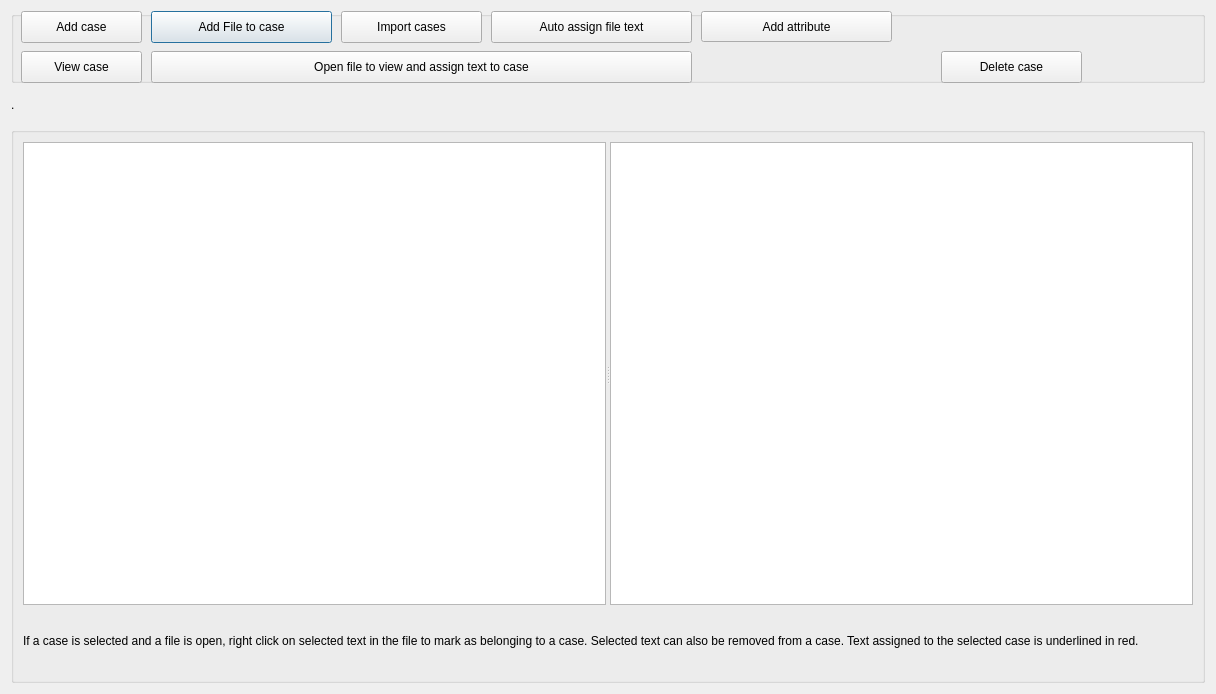
First picture: the form in GUI_UIs/ui_dialog_cases.ui, repository ccbogel/QualCoder, before the edit.
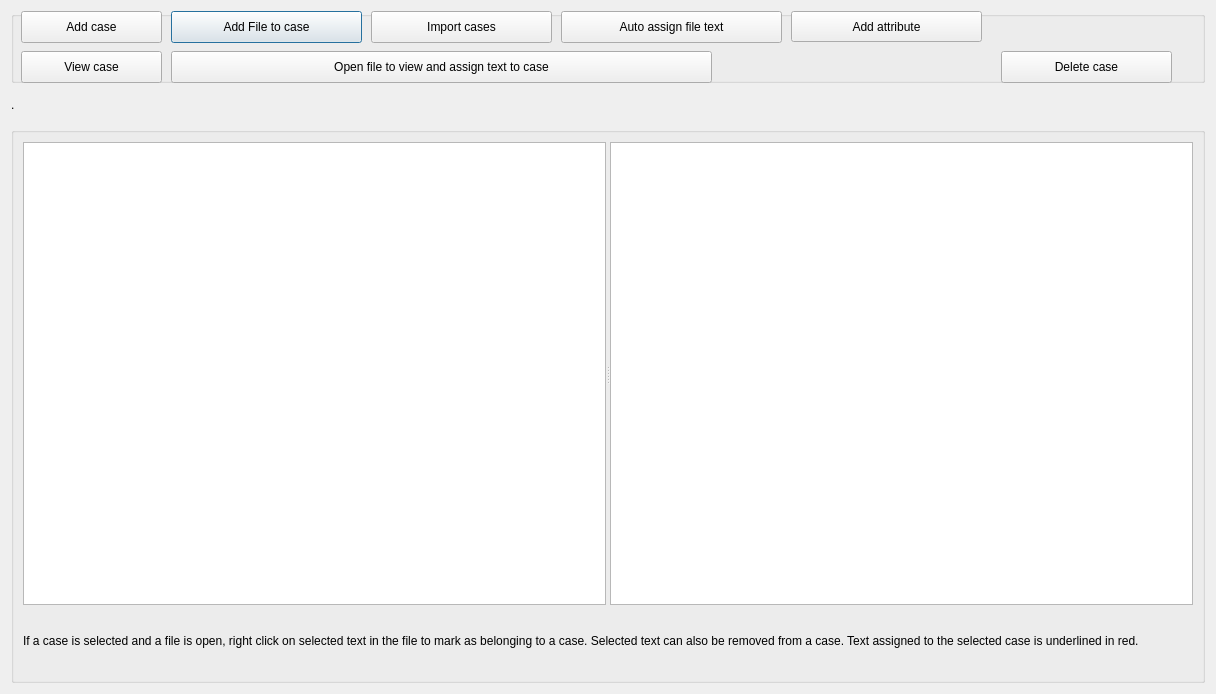
Second picture: the form after the edit.

The edit to the form file:
```diff
--- a/GUI_UIs/ui_dialog_cases.ui
+++ b/GUI_UIs/ui_dialog_cases.ui
@@ -80,9 +80,9 @@
      <widget class="QPushButton" name="pushButton_addfiles">
       <property name="geometry">
        <rect>
-        <x>140</x>
+        <x>160</x>
         <y>0</y>
-        <width>181</width>
+        <width>191</width>
         <height>32</height>
        </rect>
       </property>
@@ -93,9 +93,9 @@
      <widget class="QPushButton" name="pushButton_autoassign">
       <property name="geometry">
        <rect>
-        <x>480</x>
+        <x>550</x>
         <y>0</y>
-        <width>201</width>
+        <width>221</width>
         <height>32</height>
        </rect>
       </property>
@@ -109,7 +109,7 @@
      <widget class="QPushButton" name="pushButton_openfile">
       <property name="geometry">
        <rect>
-        <x>140</x>
+        <x>160</x>
         <y>40</y>
         <width>541</width>
         <height>32</height>
@@ -124,7 +124,7 @@
        <rect>
         <x>10</x>
         <y>40</y>
-        <width>121</width>
+        <width>141</width>
         <height>32</height>
        </rect>
       </property>
@@ -140,7 +140,7 @@
        <rect>
         <x>10</x>
         <y>0</y>
-        <width>121</width>
+        <width>141</width>
         <height>32</height>
        </rect>
       </property>
@@ -151,9 +151,9 @@
      <widget class="QPushButton" name="pushButton_delete">
       <property name="geometry">
        <rect>
-        <x>930</x>
+        <x>990</x>
         <y>40</y>
-        <width>141</width>
+        <width>171</width>
         <height>32</height>
        </rect>
       </property>
@@ -164,9 +164,9 @@
      <widget class="QPushButton" name="pushButton_import_cases">
       <property name="geometry">
        <rect>
-        <x>330</x>
+        <x>360</x>
         <y>0</y>
-        <width>141</width>
+        <width>181</width>
         <height>32</height>
        </rect>
       </property>
@@ -180,7 +180,7 @@
      <widget class="QPushButton" name="pushButton_add_attribute">
       <property name="geometry">
        <rect>
-        <x>690</x>
+        <x>780</x>
         <y>0</y>
         <width>191</width>
         <height>31</height>
```
Left out of the diff: 44 changed lines with no effect on the pictures.
